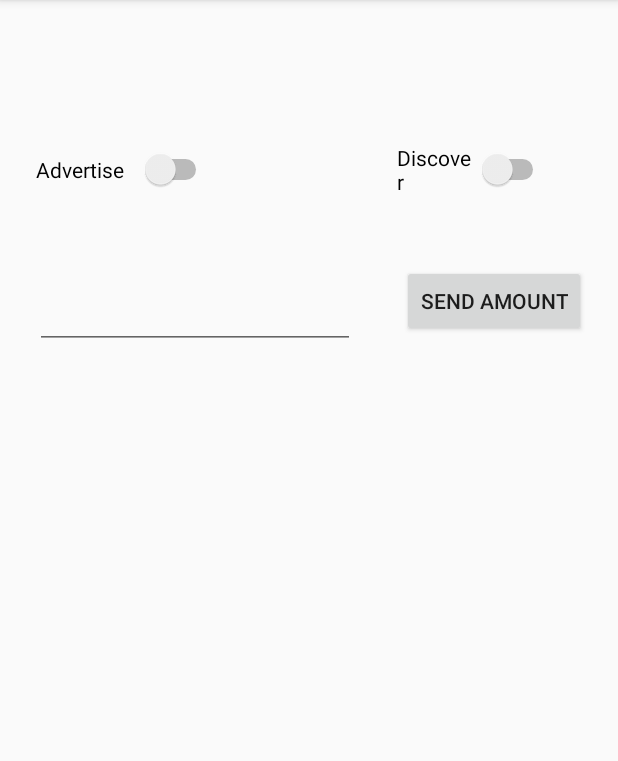
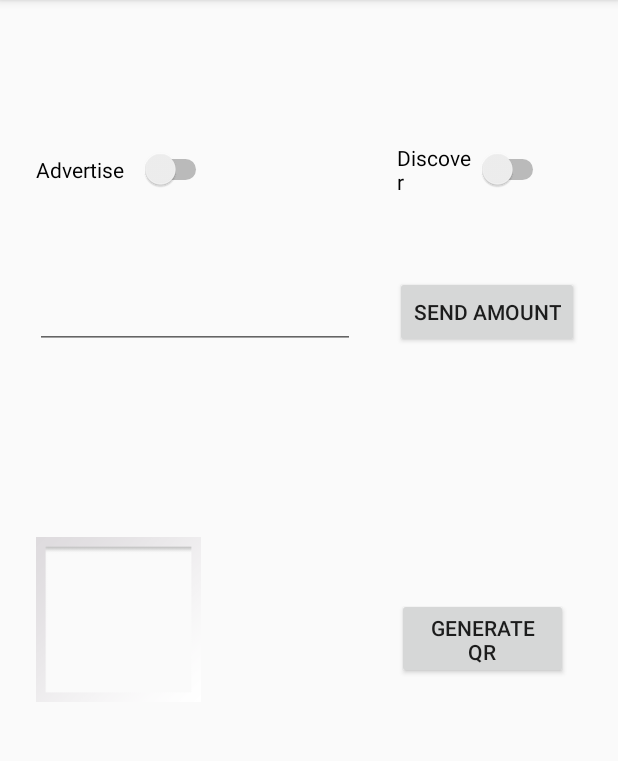
Before and after one commit to nischalshakya95/NearbyShareDemo, an Android app: the screen it shows after launch (MainActivity), on a phone screen of 412 x 824 dp, the part 84-845 px from its top. Run offline under Robolectric (Android 15) with nearby library versions, the phone set to English and light mode, and no system bars.

Commit message:
Generate QR code

```diff
--- a/app/build.gradle
+++ b/app/build.gradle
@@ -34,6 +34,9 @@ dependencies {
     implementation 'androidx.recyclerview:recyclerview:1.1.0'
     implementation 'androidx.cardview:cardview:1.0.0'
 
+    compile 'com.journeyapps:zxing-android-embedded:3.2.0@aar'
+    compile 'com.google.zxing:core:3.2.1'
+
     testImplementation 'junit:junit:4.12'
     androidTestImplementation 'androidx.test.ext:junit:1.1.2'
     androidTestImplementation 'androidx.test.espresso:espresso-core:3.3.0'
--- a/app/src/main/java/com/dinube/nearbysharedemo/MainActivity.java
+++ b/app/src/main/java/com/dinube/nearbysharedemo/MainActivity.java
@@ -2,9 +2,12 @@ package com.dinube.nearbysharedemo;
 
 import android.annotation.SuppressLint;
 import android.content.Context;
+import android.graphics.Bitmap;
+import android.graphics.Color;
 import android.os.Build;
 import android.os.Bundle;
 import android.widget.Button;
+import android.widget.ImageView;
 import android.widget.Switch;
 import android.widget.TextView;
 
@@ -14,6 +17,10 @@ import androidx.recyclerview.widget.RecyclerView;
 import com.dinube.nearbysharedemo.nearby.NearbyAdvertise;
 import com.dinube.nearbysharedemo.nearby.NearbyConnectionLifeCycleCallback;
 import com.dinube.nearbysharedemo.nearby.NearbyDiscover;
+import com.google.zxing.BarcodeFormat;
+import com.google.zxing.WriterException;
+import com.google.zxing.common.BitMatrix;
+import com.google.zxing.qrcode.QRCodeWriter;
 
 
 public class MainActivity extends AppCompatActivity {
@@ -28,6 +35,10 @@ public class MainActivity extends AppCompatActivity {
 
     private TextView textView;
 
+    private ImageView imageView;
+
+    Button generateQRCodeButton;
+
     @Override
     protected void onCreate(Bundle savedInstanceState) {
         super.onCreate(savedInstanceState);
@@ -38,6 +49,8 @@ public class MainActivity extends AppCompatActivity {
         recyclerView = findViewById(R.id.endpointsRecyclerView);
         sendMessageButton = findViewById(R.id.sendMessage);
         textView = findViewById(R.id.message);
+        imageView = findViewById(R.id.qrImageView);
+        generateQRCodeButton = findViewById(R.id.generateQRButton);
 
         @SuppressLint("UseSwitchCompatOrMaterialCode")
         Switch advertiseSwitch = findViewById(R.id.advertiseSwitch);
@@ -63,5 +76,27 @@ public class MainActivity extends AppCompatActivity {
             String message = textView.getText().toString();
             NearbyConnectionLifeCycleCallback.sendMessage(message, context);
         });
+
+        generateQRCodeButton.setOnClickListener(click -> {
+            renderQRCode();
+        });
+    }
+
+    private void renderQRCode() {
+        QRCodeWriter qrCodeWriter = new QRCodeWriter();
+        try {
+            BitMatrix bitMatrix = qrCodeWriter.encode(textView.getText().toString(), BarcodeFormat.QR_CODE, 200, 200);
+
+            Bitmap bitmap = Bitmap.createBitmap(200, 200, Bitmap.Config.RGB_565);
+
+            for (int x = 0; x < 200; x++) {
+                for (int y = 0; y < 200; y++) {
+                    bitmap.setPixel(x, y, bitMatrix.get(x, y) ? Color.BLACK : Color.WHITE);
+                }
+            }
+            imageView.setImageBitmap(bitmap);
+        } catch (WriterException e) {
+            e.printStackTrace();
+        }
     }
 }
--- a/app/src/main/res/layout/activity_main.xml
+++ b/app/src/main/res/layout/activity_main.xml
@@ -34,13 +34,14 @@
 
     <androidx.recyclerview.widget.RecyclerView
         android:id="@+id/endpointsRecyclerView"
-        android:layout_width="332dp"
-        android:layout_height="287dp"
-        android:layout_marginBottom="76dp"
+        android:layout_width="291dp"
+        android:layout_height="242dp"
         app:layout_constraintBottom_toBottomOf="parent"
         app:layout_constraintEnd_toEndOf="parent"
-        app:layout_constraintHorizontal_bias="0.497"
-        app:layout_constraintStart_toStartOf="parent" />
+        app:layout_constraintHorizontal_bias="0.67"
+        app:layout_constraintStart_toStartOf="parent"
+        app:layout_constraintTop_toTopOf="parent"
+        app:layout_constraintVertical_bias="0.963" />
 
     <EditText
         android:id="@+id/message"
@@ -63,9 +64,34 @@
         android:text="@string/send_message"
         app:layout_constraintBottom_toBottomOf="parent"
         app:layout_constraintEnd_toEndOf="parent"
-        app:layout_constraintHorizontal_bias="0.926"
+        app:layout_constraintHorizontal_bias="0.91"
         app:layout_constraintStart_toStartOf="parent"
         app:layout_constraintTop_toTopOf="parent"
-        app:layout_constraintVertical_bias="0.245" />
+        app:layout_constraintVertical_bias="0.256" />
+
+    <ImageView
+        android:id="@+id/qrImageView"
+        android:layout_width="110dp"
+        android:layout_height="110dp"
+        android:contentDescription="@string/qr_image"
+        android:src="@android:drawable/gallery_thumb"
+        app:layout_constraintBottom_toBottomOf="parent"
+        app:layout_constraintEnd_toEndOf="parent"
+        app:layout_constraintHorizontal_bias="0.079"
+        app:layout_constraintStart_toStartOf="parent"
+        app:layout_constraintTop_toTopOf="parent"
+        app:layout_constraintVertical_bias="0.544" />
+
+    <Button
+        android:id="@+id/generateQRButton"
+        android:layout_width="114dp"
+        android:layout_height="54dp"
+        android:text="@string/generate_qr"
+        app:layout_constraintBottom_toBottomOf="parent"
+        app:layout_constraintEnd_toEndOf="parent"
+        app:layout_constraintHorizontal_bias="0.888"
+        app:layout_constraintStart_toStartOf="parent"
+        app:layout_constraintTop_toTopOf="parent"
+        app:layout_constraintVertical_bias="0.558" />
 
 </androidx.constraintlayout.widget.ConstraintLayout>
--- a/app/src/main/res/values/strings.xml
+++ b/app/src/main/res/values/strings.xml
@@ -7,4 +7,6 @@
     <string name="message">Message</string>
     <string name="send_message">Send Amount</string>
     <string name="endpoints">Endpoints</string>
+    <string name="qr_image">QR Image</string>
+    <string name="generate_qr">Generate QR</string>
 </resources>
```
